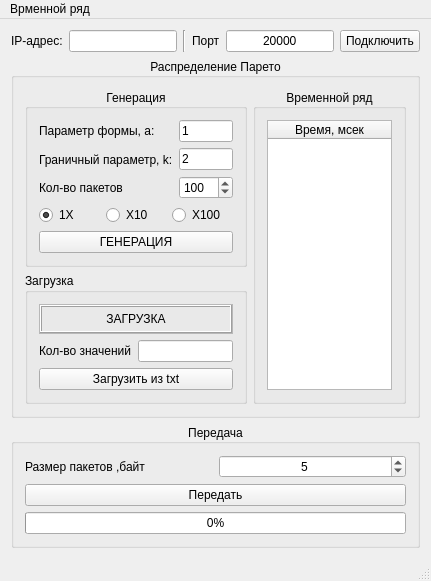
The window that tcp_hurst/mainwindow.ui (svetloffyaroslav/HurstBurst) describes before a commit, drawn with Qt 5.
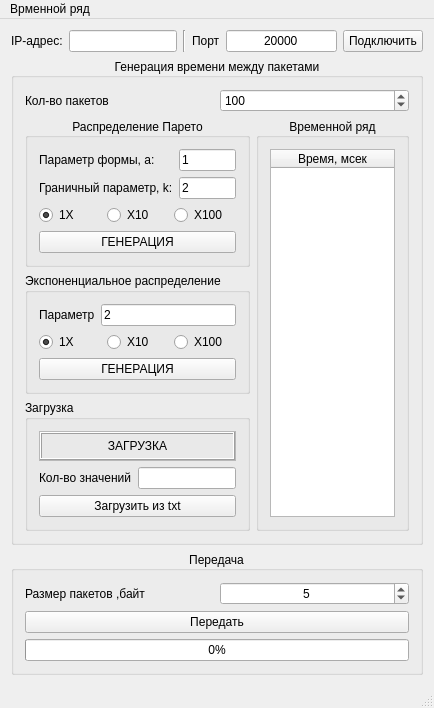
The same window after the commit.

Commit message: Добавлено Экспоненциальное распределение

The edit to the form file:
```diff
--- a/tcp_hurst/mainwindow.ui
+++ b/tcp_hurst/mainwindow.ui
@@ -7,14 +7,14 @@
     <x>0</x>
     <y>0</y>
     <width>403</width>
-    <height>534</height>
+    <height>684</height>
    </rect>
   </property>
   <property name="windowTitle">
    <string>HURST BURST | TCP client</string>
   </property>
   <widget class="QWidget" name="centralWidget">
-   <layout class="QGridLayout" name="gridLayout_3">
+   <layout class="QGridLayout" name="gridLayout_24">
     <item row="0" column="0">
      <layout class="QGridLayout" name="gridLayout_22">
       <item row="0" column="0">
@@ -85,16 +85,18 @@
     <item row="1" column="0">
      <widget class="QGroupBox" name="groupBox_Pareto">
       <property name="title">
-       <string>Распределение Парето</string>
+       <string>Генерация времени между пакетами</string>
       </property>
       <property name="alignment">
        <set>Qt::AlignCenter</set>
       </property>
-      <layout class="QGridLayout" name="gridLayout_2">
+      <layout class="QGridLayout" name="gridLayout_25">
+       <item row="1" column="0">
+        <layout class="QGridLayout" name="gridLayout_9">
        <item row="0" column="0">
         <widget class="QGroupBox" name="groupBox">
          <property name="title">
-          <string>Генерация</string>
+            <string>Распределение Парето</string>
          </property>
          <property name="alignment">
           <set>Qt::AlignCenter</set>
@@ -116,13 +118,6 @@
               </property>
              </widget>
             </item>
-            <item row="2" column="0">
-             <widget class="QLabel" name="label_8">
-              <property name="text">
-               <string>Кол-во пакетов</string>
-              </property>
-             </widget>
-            </item>
            </layout>
           </item>
           <item row="0" column="1">
@@ -143,19 +138,6 @@
                 </property>
                </widget>
               </item>
-              <item row="2" column="0">
-               <widget class="QSpinBox" name="spinBox_parametr_N">
-                <property name="minimum">
-                 <number>1</number>
-                </property>
-                <property name="maximum">
-                 <number>1500</number>
-                </property>
-                <property name="value">
-                 <number>100</number>
-                </property>
-               </widget>
-              </item>
              </layout>
             </item>
            </layout>
@@ -201,58 +183,76 @@
          </layout>
         </widget>
        </item>
-       <item row="0" column="1" rowspan="2">
-        <widget class="QGroupBox" name="groupBox_TimeRow">
-         <property name="enabled">
-          <bool>true</bool>
-         </property>
+         <item row="1" column="0">
+          <widget class="QGroupBox" name="groupBox_3">
          <property name="title">
-          <string>Временной ряд</string>
-         </property>
-         <property name="alignment">
-          <set>Qt::AlignCenter</set>
-         </property>
-         <layout class="QGridLayout" name="gridLayout_8">
+            <string>Экспоненциальное распределение</string>
+           </property>
+           <layout class="QGridLayout" name="gridLayout_23">
           <item row="0" column="0">
-           <widget class="QTableWidget" name="tableWidget">
-            <property name="enabled">
-             <bool>true</bool>
-            </property>
-            <property name="minimumSize">
-             <size>
-              <width>125</width>
-              <height>0</height>
-             </size>
-            </property>
-            <property name="maximumSize">
-             <size>
-              <width>125</width>
-              <height>16777215</height>
-             </size>
-            </property>
-            <property name="rowCount">
-             <number>0</number>
-            </property>
-            <attribute name="horizontalHeaderCascadingSectionResizes">
-             <bool>false</bool>
-            </attribute>
-            <attribute name="horizontalHeaderShowSortIndicator" stdset="0">
-             <bool>false</bool>
-            </attribute>
-            <attribute name="horizontalHeaderStretchLastSection">
-             <bool>true</bool>
-            </attribute>
-            <column>
+             <layout class="QGridLayout" name="gridLayout_18">
+              <item row="0" column="0">
+               <layout class="QGridLayout" name="gridLayout_2">
+                <item row="0" column="0">
+                 <widget class="QLabel" name="label_3">
+                  <property name="text">
+                   <string>Параметр</string>
+                  </property>
+                 </widget>
+                </item>
+                <item row="0" column="1">
+                 <widget class="QLineEdit" name="lineEdit_parametr_L">
              <property name="text">
-              <string>Время, мсек</string>
-             </property>
-            </column>
+                   <string>2</string>
+                  </property>
            </widget>
           </item>
          </layout>
-        </widget>
        </item>
        <item row="1" column="0">
+               <layout class="QGridLayout" name="gridLayout_3">
+                <item row="0" column="2">
+                 <widget class="QRadioButton" name="radioButton_X100_exp">
+                  <property name="text">
+                   <string>X100</string>
+                  </property>
+                 </widget>
+                </item>
+                <item row="0" column="1">
+                 <widget class="QRadioButton" name="radioButton_X10_exp">
+                  <property name="text">
+                   <string>X10</string>
+                  </property>
+                  <property name="checked">
+                   <bool>false</bool>
+                  </property>
+                 </widget>
+                </item>
+                <item row="0" column="0">
+                 <widget class="QRadioButton" name="radioButton_1X_exp">
+                  <property name="text">
+                   <string>1X</string>
+                  </property>
+                  <property name="checked">
+                   <bool>true</bool>
+                  </property>
+                 </widget>
+                </item>
+               </layout>
+              </item>
+              <item row="2" column="0">
+               <widget class="QPushButton" name="pushButton_GenExp">
+                <property name="text">
+                 <string>ГЕНЕРАЦИЯ</string>
+                </property>
+               </widget>
+              </item>
+             </layout>
+            </item>
+           </layout>
+          </widget>
+         </item>
+         <item row="2" column="0">
         <widget class="QGroupBox" name="groupBox_2">
          <property name="title">
           <string>Загрузка</string>
@@ -337,6 +337,83 @@
           </item>
          </layout>
         </widget>
+         </item>
+        </layout>
+       </item>
+       <item row="1" column="1">
+        <widget class="QGroupBox" name="groupBox_TimeRow">
+         <property name="enabled">
+          <bool>true</bool>
+         </property>
+         <property name="title">
+          <string>Временной ряд</string>
+         </property>
+         <property name="alignment">
+          <set>Qt::AlignCenter</set>
+         </property>
+         <layout class="QGridLayout" name="gridLayout_8">
+          <item row="0" column="0">
+           <widget class="QTableWidget" name="tableWidget">
+            <property name="enabled">
+             <bool>true</bool>
+            </property>
+            <property name="minimumSize">
+             <size>
+              <width>125</width>
+              <height>0</height>
+             </size>
+            </property>
+            <property name="maximumSize">
+             <size>
+              <width>125</width>
+              <height>16777215</height>
+             </size>
+            </property>
+            <property name="rowCount">
+             <number>0</number>
+            </property>
+            <attribute name="horizontalHeaderCascadingSectionResizes">
+             <bool>false</bool>
+            </attribute>
+            <attribute name="horizontalHeaderShowSortIndicator" stdset="0">
+             <bool>false</bool>
+            </attribute>
+            <attribute name="horizontalHeaderStretchLastSection">
+             <bool>true</bool>
+            </attribute>
+            <column>
+             <property name="text">
+              <string>Время, мсек</string>
+             </property>
+            </column>
+           </widget>
+          </item>
+         </layout>
+        </widget>
+       </item>
+       <item row="0" column="0" colspan="2">
+        <layout class="QGridLayout" name="gridLayout_17">
+         <item row="0" column="0">
+          <widget class="QLabel" name="label_8">
+           <property name="text">
+            <string>Кол-во пакетов</string>
+           </property>
+          </widget>
+         </item>
+         <item row="0" column="1">
+          <widget class="QSpinBox" name="spinBox_parametr_N">
+           <property name="minimum">
+            <number>1</number>
+           </property>
+           <property name="maximum">
+            <number>1500</number>
+           </property>
+           <property name="value">
+            <number>100</number>
+           </property>
+          </widget>
+         </item>
+        </layout>
        </item>
       </layout>
      </widget>
```
Lines whose indentation alone changed are shown as unchanged. The commit also changes 2 other files.
